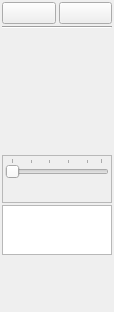
KDE/konversation, file src/dcc/whiteboardtoolbarui.ui: the form before one commit.
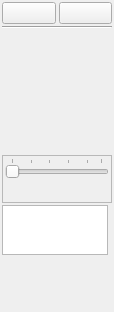
The form after the commit. Custom widgets are drawn as their Qt base class.

Commit message: Shrink FormSelection Width to match layout/margins width

```diff
--- a/src/dcc/whiteboardtoolbarui.ui
+++ b/src/dcc/whiteboardtoolbarui.ui
@@ -11,11 +11,17 @@
    </rect>
   </property>
   <property name="sizePolicy">
-   <sizepolicy hsizetype="Minimum" vsizetype="Preferred">
+   <sizepolicy hsizetype="Fixed" vsizetype="Preferred">
     <horstretch>0</horstretch>
     <verstretch>0</verstretch>
    </sizepolicy>
   </property>
+  <property name="minimumSize">
+   <size>
+    <width>100</width>
+    <height>0</height>
+   </size>
+  </property>
   <property name="maximumSize">
    <size>
     <width>114</width>
@@ -226,14 +232,14 @@
    <item>
     <widget class="QListWidget" name="m_formOptionListWidget">
      <property name="sizePolicy">
-      <sizepolicy hsizetype="Expanding" vsizetype="Minimum">
+      <sizepolicy hsizetype="Fixed" vsizetype="Minimum">
        <horstretch>0</horstretch>
        <verstretch>0</verstretch>
       </sizepolicy>
      </property>
      <property name="maximumSize">
       <size>
-       <width>110</width>
+       <width>106</width>
        <height>50</height>
       </size>
      </property>
```
The commit also changes 1 other file.
